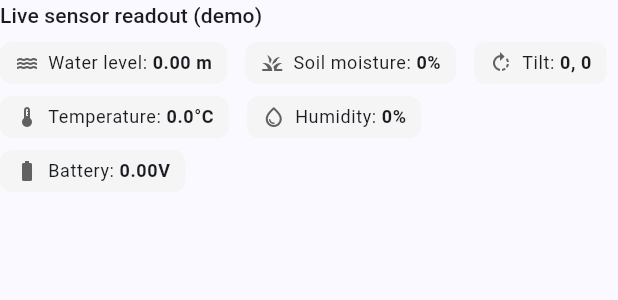
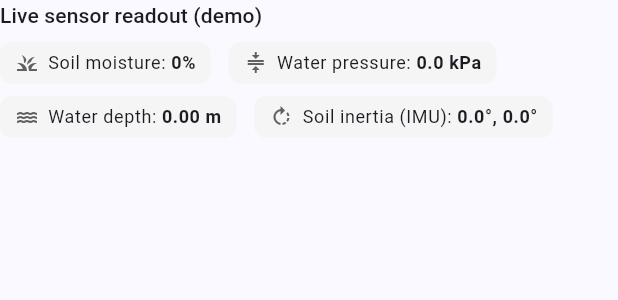
Before and after one commit to kelvin0812/siaga, a Flutter app: the DemoReadout widget shown alone on an empty page, opened directly with empty values, on a phone screen of 412 x 824 dp. Shown: the top 300 px of the screen. Run offline on Flutter 3.47's test engine with Material 3 defaults, Android fonts, the phone set to English and light mode, and no system bars; our stand-ins replace firebase_core, firebase_messaging, fl_chart, flutter_map, geolocator, latlong2 and 1 more; missing offline and left inert: h3_flutter; accounts and stored records are empty; network calls fail.

Commit message:
feat(app): align demo readout with real sensors
- Demo sensor panel now shows exactly the team's real sensor list:
  soil moisture (capacitive), water pressure (gravity analog, derived
  honestly from depth via hydrostatic physics — kPa = depth_m * 9.81,
  not fabricated), water depth (radar), and tilt/"soil inertia" in
  degrees (MPU6050). Flagged in nexus-log.md: this surfaces a real
  mismatch between Section 5.1's wire frame (no pressure field exists)
  and the team's actual sensor BOM, which will need reconciling in
  node firmware later — this change only touches the demo UI.
- Node panel on the map now shows GPS lat/lon — this is the sensor
  node's fixed public install location (already in the /nodes API
  response), not a user's handset location, so Section 3.1 doesn't
  apply to it.
- Removed the debug-mode banner (debugShowCheckedModeBanner: false).
- Fixed android/.gitignore: it never ignored Gradle's build/ output
  directories, which let a stray build report get staged.

Co-Authored-By: Claude Sonnet 5 <noreply@anthropic.com>

```diff
--- a/app/lib/core/models.dart
+++ b/app/lib/core/models.dart
@@ -160,11 +160,15 @@ class Hazard {
 
 /// Live simulated sensor values for demo mode's readout (Section 6.4's
 /// demo mode, made concrete with actual numbers rather than just a risk
-/// badge). Fields mirror what the real node transmits (Section 5.1) —
-/// deliberately no "pressure" field, since the wire frame doesn't carry
-/// one either (BME280 can sense it, but only temp_c and rh_pct are ever
-/// transmitted), so this stays honest about what the real hardware
-/// actually reports.
+/// badge). tempC/rhPct/rainTips/batteryVolts mirror the real node's wire
+/// frame (Section 5.1); pressureKpa does not exist in that frame at all
+/// (JSN-SR04T ultrasonic + BME280 have no pressure-transducer field) —
+/// it's derived here purely from depth via hydrostatic pressure (kPa =
+/// depth_m * 9.81), for a team demo built around a physical gravity
+/// analog water pressure sensor instead. If that sensor becomes part of
+/// the real BOM, the wire frame and backend need this reconciled too;
+/// this getter only makes the demo UI honest, it doesn't change Section
+/// 5.1's actual contract.
 class DemoReading {
   final double heightM;
   final int soilPct;
@@ -185,4 +189,13 @@ class DemoReading {
     required this.batteryVolts,
     required this.rainTips,
   });
+
+  static const double _kgPerM3TimesG = 9.81; // kPa per metre of water column
+
+  double get pressureKpa => heightM * _kgPerM3TimesG;
+
+  /// Tilt in degrees rather than raw 0.1°/LSB units — matches what the
+  /// IMU6050 conceptually reports for slope/ground movement.
+  double get tiltXDeg => tiltX * 0.1;
+  double get tiltYDeg => tiltY * 0.1;
 }
--- a/app/lib/l10n/app_en.arb
+++ b/app/lib/l10n/app_en.arb
@@ -17,13 +17,12 @@
   "nodeLastSeen": "Last seen",
   "nodeStateLabel": "State",
   "nodeNoReadings": "No readings yet",
+  "nodeGpsLabel": "GPS location",
   "demoReadoutTitle": "Live sensor readout (demo)",
-  "demoWaterLevel": "Water level",
+  "demoWaterLevel": "Water depth",
+  "demoWaterPressure": "Water pressure",
   "demoSoilMoisture": "Soil moisture",
-  "demoTilt": "Tilt",
-  "demoTemperature": "Temperature",
-  "demoHumidity": "Humidity",
-  "demoRainTips": "Rain tips",
+  "demoSoilInertia": "Soil inertia (IMU)",
   "offlineBanner": "No connection — showing last known data",
   "reportTitle": "Report a hazard",
   "reportCategoryFlooding": "Flooding",
--- a/app/lib/l10n/app_localizations.dart
+++ b/app/lib/l10n/app_localizations.dart
@@ -200,6 +200,12 @@ abstract class AppLocalizations {
   /// **'No readings yet'**
   String get nodeNoReadings;
 
+  /// No description provided for @nodeGpsLabel.
+  ///
+  /// In en, this message translates to:
+  /// **'GPS location'**
+  String get nodeGpsLabel;
+
   /// No description provided for @demoReadoutTitle.
   ///
   /// In en, this message translates to:
@@ -209,8 +215,14 @@ abstract class AppLocalizations {
   /// No description provided for @demoWaterLevel.
   ///
   /// In en, this message translates to:
-  /// **'Water level'**
+  /// **'Water depth'**
   String get demoWaterLevel;
+
+  /// No description provided for @demoWaterPressure.
+  ///
+  /// In en, this message translates to:
+  /// **'Water pressure'**
+  String get demoWaterPressure;
 
   /// No description provided for @demoSoilMoisture.
   ///
@@ -218,29 +230,11 @@ abstract class AppLocalizations {
   /// **'Soil moisture'**
   String get demoSoilMoisture;
 
-  /// No description provided for @demoTilt.
+  /// No description provided for @demoSoilInertia.
   ///
   /// In en, this message translates to:
-  /// **'Tilt'**
-  String get demoTilt;
-
-  /// No description provided for @demoTemperature.
-  ///
-  /// In en, this message translates to:
-  /// **'Temperature'**
-  String get demoTemperature;
-
-  /// No description provided for @demoHumidity.
-  ///
-  /// In en, this message translates to:
-  /// **'Humidity'**
-  String get demoHumidity;
-
-  /// No description provided for @demoRainTips.
-  ///
-  /// In en, this message translates to:
-  /// **'Rain tips'**
-  String get demoRainTips;
+  /// **'Soil inertia (IMU)'**
+  String get demoSoilInertia;
 
   /// No description provided for @offlineBanner.
   ///
--- a/app/lib/l10n/app_localizations_en.dart
+++ b/app/lib/l10n/app_localizations_en.dart
@@ -61,25 +61,22 @@ class AppLocalizationsEn extends AppLocalizations {
   String get nodeNoReadings => 'No readings yet';
 
   @override
+  String get nodeGpsLabel => 'GPS location';
+
+  @override
   String get demoReadoutTitle => 'Live sensor readout (demo)';
 
   @override
-  String get demoWaterLevel => 'Water level';
+  String get demoWaterLevel => 'Water depth';
+
+  @override
+  String get demoWaterPressure => 'Water pressure';
 
   @override
   String get demoSoilMoisture => 'Soil moisture';
 
   @override
-  String get demoTilt => 'Tilt';
-
-  @override
-  String get demoTemperature => 'Temperature';
-
-  @override
-  String get demoHumidity => 'Humidity';
-
-  @override
-  String get demoRainTips => 'Rain tips';
+  String get demoSoilInertia => 'Soil inertia (IMU)';
 
   @override
   String get offlineBanner => 'No connection — showing last known data';
--- a/app/lib/main.dart
+++ b/app/lib/main.dart
@@ -119,6 +119,7 @@ class _SiagaAppState extends State<SiagaApp> {
     return MaterialApp(
       navigatorKey: navigatorKey,
       title: 'SIAGA',
+      debugShowCheckedModeBanner: false,
       locale: localeOverride,
       localizationsDelegates: AppLocalizations.localizationsDelegates,
       supportedLocales: AppLocalizations.supportedLocales,
--- a/app/lib/widgets/demo_readout.dart
+++ b/app/lib/widgets/demo_readout.dart
@@ -2,11 +2,13 @@ import 'package:flutter/material.dart';
 import '../core/models.dart';
 import '../l10n/app_localizations.dart';
 
-/// Live simulated sensor values for the demo node — the raw numbers
-/// behind the risk badge, so a demo shows actual readings changing
-/// (water level rising, soil saturating) rather than just a colour flip.
-/// No "pressure" field: the real wire frame (Section 5.1) never carries
-/// one either, so this stays honest about what real hardware reports.
+/// Live simulated sensor values for the demo node, scoped to exactly the
+/// sensors the team actually has: capacitive soil moisture, gravity
+/// analog water pressure, radar water depth, and the MPU6050 IMU (tilt /
+/// "soil inertia"). Water pressure is derived from depth via hydrostatic
+/// physics (DemoReading.pressureKpa) rather than independently modeled —
+/// see the class doc comment on why that's still honest and where it
+/// diverges from the real wire frame.
 class DemoReadout extends StatelessWidget {
   final DemoReading reading;
   const DemoReadout({super.key, required this.reading});
@@ -24,34 +26,25 @@ class DemoReadout extends StatelessWidget {
           runSpacing: 8,
           children: [
             _Reading(
+              icon: Icons.grass,
+              label: l10n.demoSoilMoisture,
+              value: '${reading.soilPct}%',
+            ),
+            _Reading(
+              icon: Icons.compress,
+              label: l10n.demoWaterPressure,
+              value: '${reading.pressureKpa.toStringAsFixed(1)} kPa',
+            ),
+            _Reading(
               icon: Icons.water,
               label: l10n.demoWaterLevel,
               value: '${reading.heightM.toStringAsFixed(2)} m',
             ),
             _Reading(
-              icon: Icons.grass,
-              label: l10n.demoSoilMoisture,
-              value: '${reading.soilPct}%',
-            ),
-            _Reading(
               icon: Icons.rotate_right,
-              label: l10n.demoTilt,
-              value: '${reading.tiltX}, ${reading.tiltY}',
-            ),
-            _Reading(
-              icon: Icons.thermostat,
-              label: l10n.demoTemperature,
-              value: '${reading.tempC.toStringAsFixed(1)}°C',
-            ),
-            _Reading(
-              icon: Icons.water_drop_outlined,
-              label: l10n.demoHumidity,
-              value: '${reading.rhPct.toStringAsFixed(0)}%',
-            ),
-            _Reading(
-              icon: Icons.battery_std,
-              label: l10n.nodeBattery,
-              value: '${reading.batteryVolts.toStringAsFixed(2)}V',
+              label: l10n.demoSoilInertia,
+              value:
+                  '${reading.tiltXDeg.toStringAsFixed(1)}°, ${reading.tiltYDeg.toStringAsFixed(1)}°',
             ),
           ],
         ),
```
Also changed, not shown: app/lib/l10n/app_localizations_ms.dart (+8 -11 lines), app/lib/l10n/app_ms.arb (+4 -5 lines), app/lib/screens/map_screen.dart (+11 -0 lines), 2 other files.
